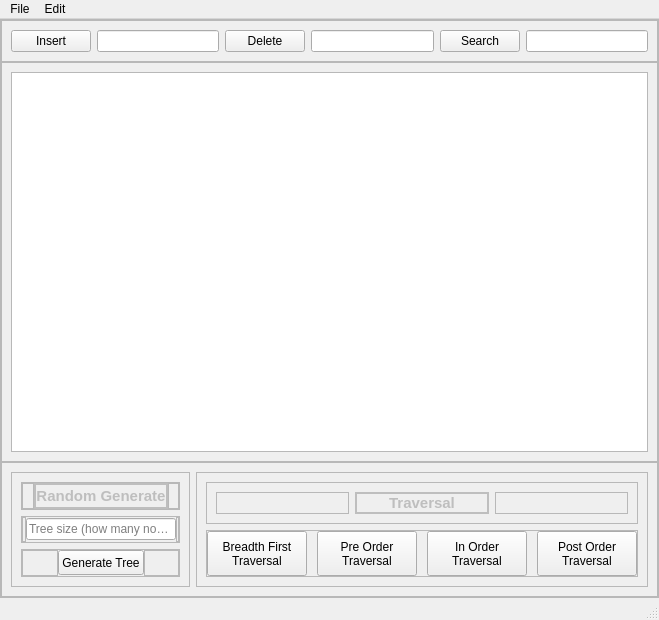
Qt form BST_Visualizer/mainwindow.ui (LeonJ142857/QT_BST_Visualizer) before a commit.
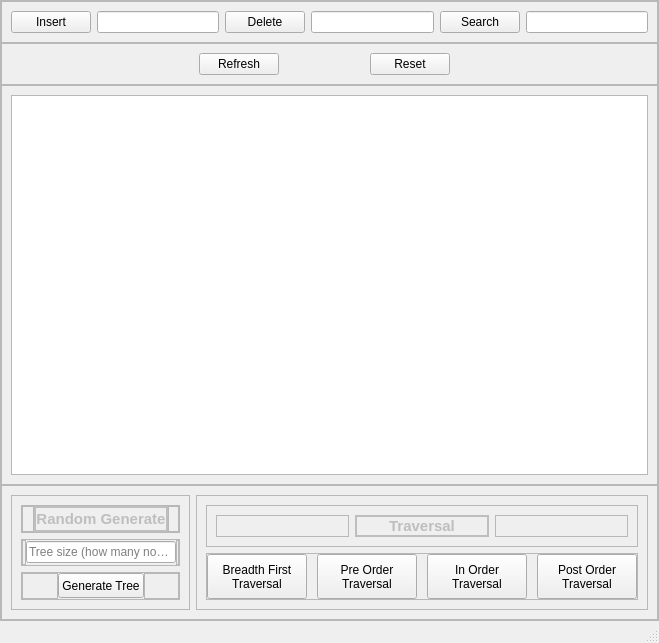
The same form after that commit.

Commit message: added insert, delete, and refresh functions

The edit to the form file:
```diff
--- a/BST_Visualizer/mainwindow.ui
+++ b/BST_Visualizer/mainwindow.ui
@@ -7,7 +7,7 @@
     <x>0</x>
     <y>0</y>
     <width>659</width>
-    <height>276</height>
+    <height>643</height>
    </rect>
   </property>
   <property name="windowTitle">
@@ -111,6 +111,71 @@
          </layout>
         </widget>
        </item>
+       <item>
+        <widget class="QFrame" name="frame">
+         <property name="frameShape">
+          <enum>QFrame::StyledPanel</enum>
+         </property>
+         <property name="frameShadow">
+          <enum>QFrame::Raised</enum>
+         </property>
+         <layout class="QHBoxLayout" name="horizontalLayout_10">
+          <item>
+           <spacer name="horizontalSpacer_2">
+            <property name="orientation">
+             <enum>Qt::Horizontal</enum>
+            </property>
+            <property name="sizeHint" stdset="0">
+             <size>
+              <width>188</width>
+              <height>20</height>
+             </size>
+            </property>
+           </spacer>
+          </item>
+          <item>
+           <widget class="QPushButton" name="bt_refresh">
+            <property name="text">
+             <string>Refresh</string>
+            </property>
+           </widget>
+          </item>
+          <item>
+           <spacer name="horizontalSpacer">
+            <property name="orientation">
+             <enum>Qt::Horizontal</enum>
+            </property>
+            <property name="sizeHint" stdset="0">
+             <size>
+              <width>68</width>
+              <height>20</height>
+             </size>
+            </property>
+           </spacer>
+          </item>
+          <item>
+           <widget class="QPushButton" name="bt_reset">
+            <property name="text">
+             <string>Reset</string>
+            </property>
+           </widget>
+          </item>
+          <item>
+           <spacer name="horizontalSpacer_3">
+            <property name="orientation">
+             <enum>Qt::Horizontal</enum>
+            </property>
+            <property name="sizeHint" stdset="0">
+             <size>
+              <width>198</width>
+              <height>20</height>
+             </size>
+            </property>
+           </spacer>
+          </item>
+         </layout>
+        </widget>
+       </item>
        <item>
         <widget class="QFrame" name="b_middleframe">
          <property name="minimumSize">
@@ -655,31 +720,6 @@
    </layout>
   </widget>
   <widget class="QStatusBar" name="statusbar"/>
-  <widget class="QMenuBar" name="menubar">
-   <property name="geometry">
-    <rect>
-     <x>0</x>
-     <y>0</y>
-     <width>659</width>
-     <height>21</height>
-    </rect>
-   </property>
-   <widget class="QMenu" name="menuFile">
-    <property name="title">
-     <string>File</string>
-    </property>
-    <addaction name="actionNew_Window"/>
-   </widget>
-   <widget class="QMenu" name="menuEdit">
-    <property name="title">
-     <string>Edit</string>
-    </property>
-    <addaction name="actionUndo"/>
-    <addaction name="actionRedo"/>
-   </widget>
-   <addaction name="menuFile"/>
-   <addaction name="menuEdit"/>
-  </widget>
   <action name="actionNew_Window">
    <property name="text">
     <string>New Window</string>
```
The commit also changes 5 other files.
